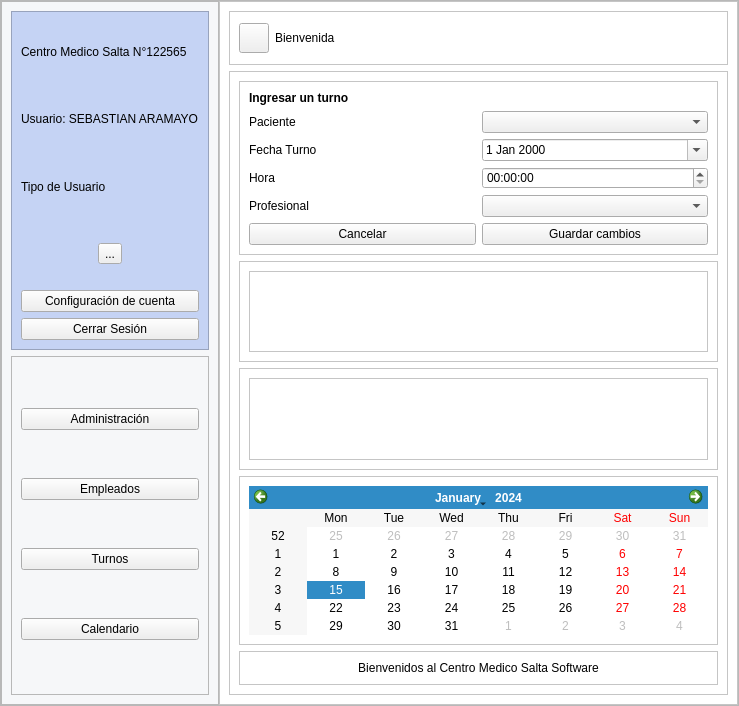
Above: ui/ventanaPrincipal.ui from agulujan41proj/login before the change. Below: the same form after it.
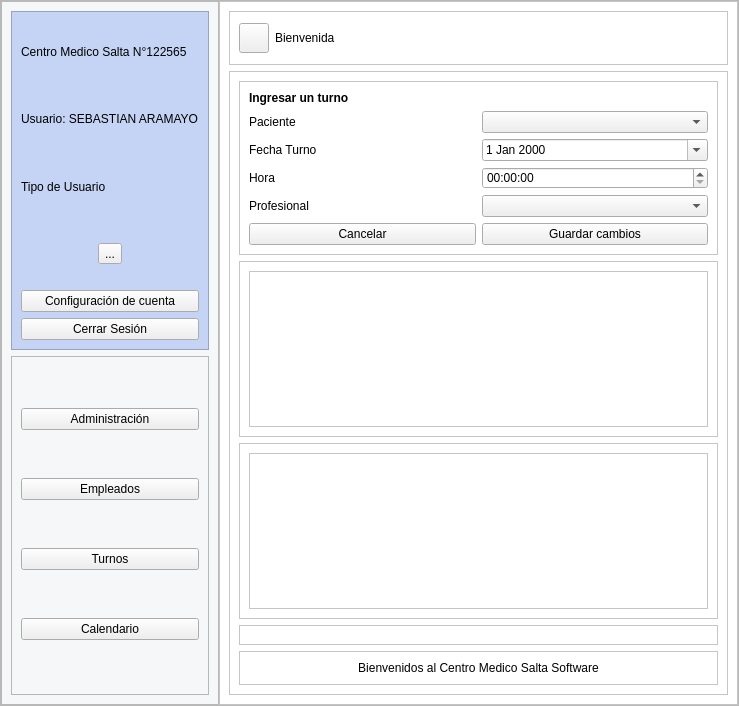
That is the form after the change. Icons and pictures are not drawn.

```diff
--- a/ui/ventanaPrincipal.ui
+++ b/ui/ventanaPrincipal.ui
@@ -475,11 +475,7 @@
                <property name="frameShadow">
                 <enum>QFrame::Raised</enum>
                </property>
-               <layout class="QVBoxLayout" name="verticalLayout_8">
-                <item>
-                 <widget class="QCalendarWidget" name="calendarWidget"/>
-                </item>
-               </layout>
+               <layout class="QVBoxLayout" name="verticalLayoutCalendario"/>
               </widget>
              </item>
              <item>
```
